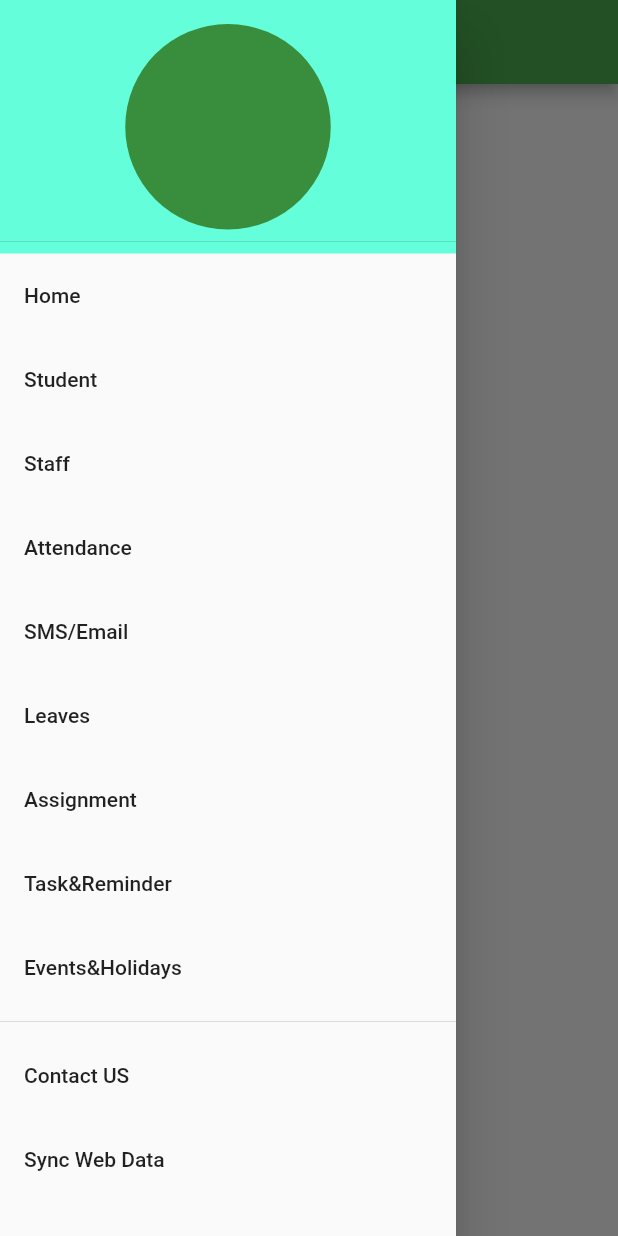
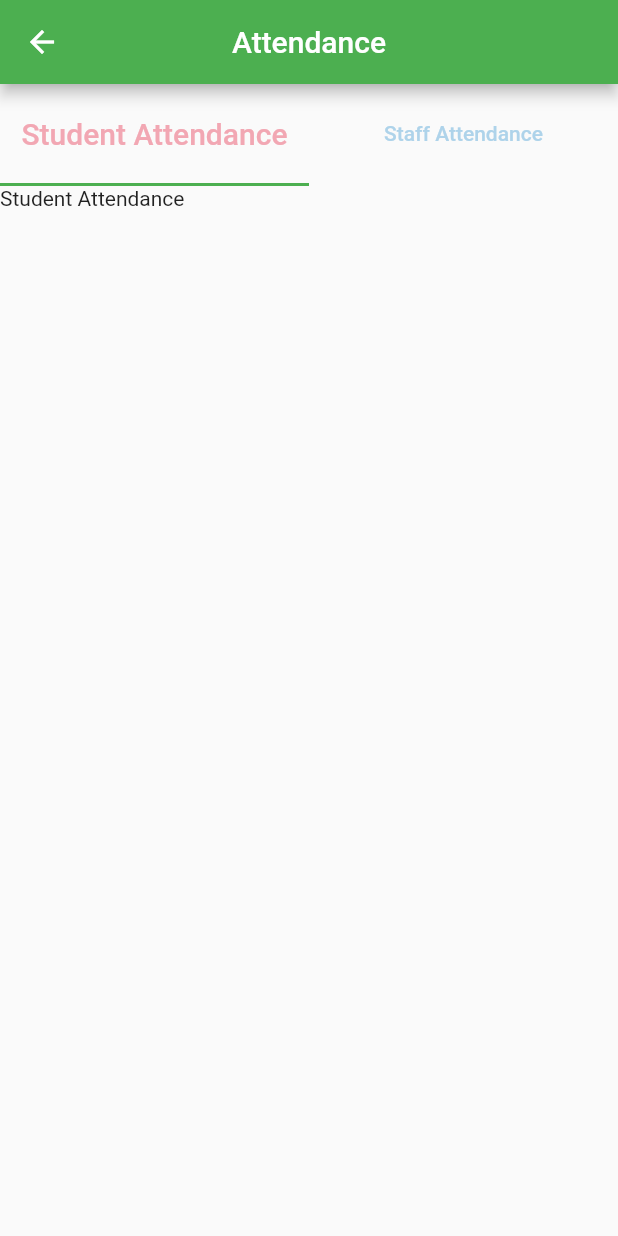
Before and after one commit to SudharaniHyniva/ez_flutter, a Flutter app: the MyHomePage screen opened by its route, in the side drawer, after a tap on "Attendance", on a phone screen of 412 x 824 dp. Run offline on Flutter 3.47's test engine with Material 2 defaults, Android fonts, the phone set to English and light mode, and no system bars.

Commit message:
Added new fragment pages based on selection.

```diff
--- /dev/null
+++ b/lib/const/page_name_const.dart
@@ -0,0 +1,67 @@
+
+class PageName {
+  static const CONTAINER = "Contanter";
+  static const TEXT = "Text";
+  static const IMAGE = "Image";
+  static const ROW_COLUMN = "Row & Column";
+  static const ICON = "Icon";
+  static const RAISE_BUTTON = "RaiseButton";
+  static const APP_BAR = "AppBar";
+  static const SCAFFOLD = "Scaffold";
+  static const FLUTTER_LOGO = "FlutterLogo";
+  static const PLACE_HOLDER = "PlaceHolder";
+  static const BOTTOM_NAV_BAR = "BottomNavigationBar";
+  static const ATTENDANCE = "Attendance";
+  static const LEAVES = "Leaves";
+  static const SMS = "SMS&Email";
+  static const EventsHolidays = "Events&Holidays";
+  static const TaskReminder = "Task&Reminder";
+  static const FLOATING_ACTION_BUTTON = "FloatingActionButton";
+  static const DROP_DOWN_BUTTON = "DropDownButton";
+  static const POPUP_MENU_BUTTON = "PopupMenuButton";
+  static const STACK = "Stack";
+  static const STEPPER = "Stepper";
+  static const SIMPLE_DIALOG = "SimpleDialog";
+  static const ALERT_DIALOG = "AlertDialog";
+  static const BOTTOM_SHEET = "BottomSheet";
+  static const EXPANSION_PANEL = "ExpansionPanel";
+  static const SNACK_BAR = "SnackBar";
+  static const TEXT_FIELD = "TextField";
+  static const CHIP = "Chip";
+  static const SLIDER = "SLIDE";
+  static const CHECK_BOX = "CheckBox";
+  static const CARD = "CARD";
+  static const TOOLTIP = "Tooltip";
+  static const DATA_TABLE = "DataTable";
+  static const PROGRESS_INDICATOR = "ProgressIndicator";
+  static const MIX_SINGLE_LAYOUT = "MixLayout";
+  static const INDEX_STACK = "IndexedStack";
+  static const EXPANDED = "Expanded";
+  static const FLOW = "Flow";
+  static const LAYOUT = "Layout";
+  static const METHOD_CHANNEL = "MethodChannel";
+  static const ASSET_PAGE = "AssetsPage";
+  static const ANIMATION = "AnimationPage";
+  static const ANIM_CONTAINER = "AnimationContainer";
+  static const ANIM_CROSS_FADE = "AnimationCrossFade";
+  static const ANIM_HERO = "HeroPage";
+  static const ANIM_FADE_TRANS = "FadeTranstion";
+  static const ANIM_POSITION_TRANS = "PositionTransition";
+  static const ANIM_ROTATION = "RotationTransition";
+  static const ANIM_DEFAULT_TEXT = "DefaultText";
+  static const ANIM_LIST = "AnimationList";
+  static const ANIM_MODAL_BARRIER = "AnimatedModalBarrier";
+  static const ANIM_SIZE = "AnimatedSize";
+  static const ANIM_WIDGET = "AnimatedWidget";
+  static const ANIM_PYH_MODEL = "PyhModel";
+  static const ANIM_OPACITY = "OpacityPage";
+  static const INTER_DRAG = "Draggable";
+  static const INTER_GESTURE = "Gesture";
+  static const INTER_DISMISSIBLE = "Dismissible";
+  static const INTER_POINTER = "AbsorbPointer";
+  static const INTER_SCROLLABLE = "Scrollable";
+  static const INTER_NAV = "Navigator";
+  static const ASYNC_FUTURE = "FutureBuilder";
+  static const ASYNC_STREAM_BUILDER = "StreamBuilder";
+  static const PAINT_OPACITY = "Opacity";
+}
--- /dev/null
+++ b/lib/const/size_const.dart
@@ -0,0 +1,5 @@
+
+
+const TEXT_NORMAL = 16.0;
+const TEXT_LARGE = 22.0;
+const TEXT_SMALL = 10.0;
--- /dev/null
+++ b/lib/const/string_const.dart
@@ -0,0 +1,3 @@
+
+
+const FLUTTER_OPEN = 'Flutter Open';
--- /dev/null
+++ b/lib/fragments/attendance.dart
@@ -0,0 +1,78 @@
+import "package:flutter/material.dart";
+import 'package:login/const/color_const.dart';
+import 'package:login/const/page_name_const.dart';
+
+class TabBarViewPage extends StatefulWidget {
+  TabBarViewPage(String s);
+
+  @override
+  _TabBarViewState createState() => _TabBarViewState();
+}
+
+class _TabBarViewState extends State<TabBarViewPage>
+    with SingleTickerProviderStateMixin {
+  List<Widget> _tabTwoParameters() => [
+    Tab(
+      text: "Student Attendance",
+    ),
+    Tab(text: "Staff Attendance",
+    ),
+  ];
+
+  TabBar _tabBarLabel() => TabBar(
+    tabs: _tabTwoParameters(),
+    labelColor: RED,
+    labelPadding: EdgeInsets.symmetric(vertical: 10),
+    labelStyle: TextStyle(fontSize: 20),
+    unselectedLabelColor: BLUE_LIGHT,
+    unselectedLabelStyle: TextStyle(fontSize: 14),
+    onTap: (index) {
+      var content = "";
+      switch (index) {
+        case 0:
+          content = "Student Attendance";
+          break;
+        case 1:
+          content = "Staff Attendance";
+          break;
+        default:
+          content = "Other";
+          break;
+      }
+      print("You are clicking the $content");
+    },
+  );
+
+  @override
+  Widget build(BuildContext context) {
+    return Scaffold(
+      appBar: AppBar(
+        centerTitle: true,
+        title: Text(PageName.ATTENDANCE),
+      ),
+      body: DefaultTabController(
+        length: 2,
+        child: Column(
+          children: <Widget>[
+            Container(
+//              constraints: BoxConstraints.expand(height: 50),
+              child: _tabBarLabel(),
+            ),
+            Expanded(
+              child: Container(
+                child: TabBarView(children: [
+                  Container(
+                    child: Text("Student Attendance"),
+                  ),
+                  Container(
+                    child: Text("Staff Attendance"),
+                  ),
+                ]),
+              ),
+            )
+          ],
+        ),
+      ),
+    );
+  }
+}
```
Also changed, not shown: lib/const/color_const.dart (added, +12 -0 lines), lib/fragments/events_holidays.dart (added, +78 -0 lines), lib/fragments/leaves.dart (added, +86 -0 lines), lib/fragments/sms_Email.dart (added, +78 -0 lines), lib/fragments/task_reminder.dart (added, +78 -0 lines), lib/home_page.dart (+11 -6 lines).
